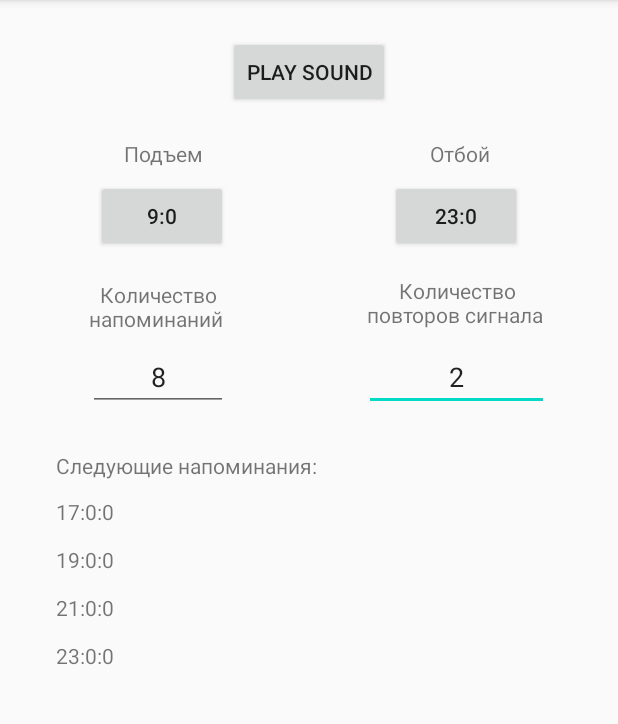
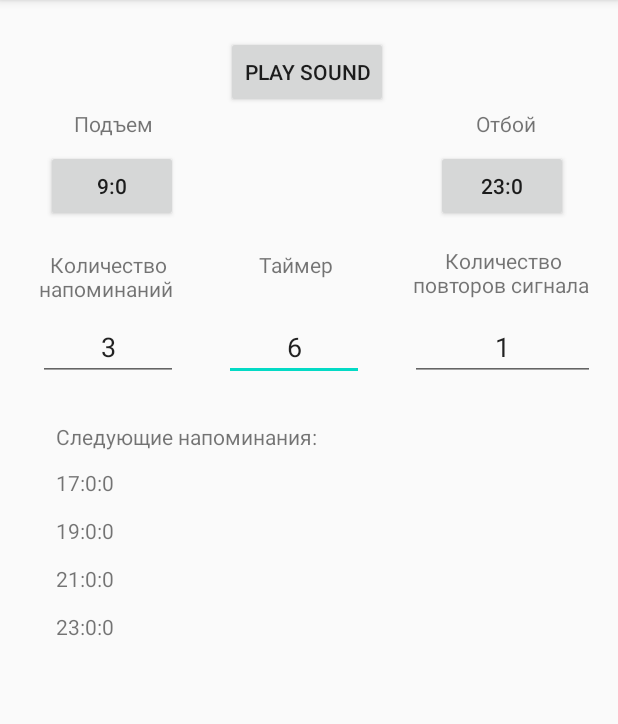
Before and after one commit to kirkaDev/NurseApp, an Android app: the screen it shows after launch (MainActivity), after a tap on "PLAY SOUND", on a phone screen of 412 x 824 dp, the part 84-808 px from its top. Run offline under Robolectric (Android 15) with nearby library versions, the phone set to English and light mode, and no system bars.

Commit message:
for Russian: - добавлено срабатывание уведомления по расписанию

```diff
--- a/nurseapp/src/main/AndroidManifest.xml
+++ b/nurseapp/src/main/AndroidManifest.xml
@@ -8,7 +8,8 @@
         android:label="@string/app_name"
         android:roundIcon="@mipmap/ic_launcher_round"
         android:supportsRtl="true"
-        android:theme="@style/AppTheme">
+        android:theme="@style/AppTheme"
+        android:process=":Any">
         <activity
             android:name=".MainActivity"
             android:label="NurseApp">
@@ -21,7 +22,8 @@
         <service
             android:name=".AwakeNurseService"
             android:enabled="true"
-            android:exported="true">
+            android:exported="true"
+            android:process=":Any">
         </service>
 
         <receiver
--- a/nurseapp/src/main/java/com/desiredsoftware/nurseapp/MainActivity.java
+++ b/nurseapp/src/main/java/com/desiredsoftware/nurseapp/MainActivity.java
@@ -5,6 +5,7 @@ import androidx.fragment.app.DialogFragment;
 
 import android.app.TimePickerDialog;
 import android.content.Context;
+import android.content.SharedPreferences;
 import android.content.pm.ActivityInfo;
 import android.media.AudioManager;
 import android.os.Bundle;
@@ -23,27 +24,46 @@ import java.util.ListIterator;
 
 public class  MainActivity extends AppCompatActivity implements TimePickerDialog.OnTimeSetListener {
 
+    final static String LOG_TAG = "MainActivity class: ";
+    final static String TAG_PICKER_WAKE_UP = "PickerWakeUp";
+    final static String TAG_PICKER_TO_SLEEP = "PickerToSleep";
+    final static String TIME_PICKER_WAKEUP = "WAKEUP";
+    final static String TIME_PICKER_TO_SLEEP = "SLEEP";
+
+    private int soundRepeatAmount = 0;
+    private Time wakeUpTime;
+    private Time toSleepTime;
+
+    private String whatTimePickerWasPressed;
+    private boolean isPlaying = false;
+
     IPlay soundPoolPlayer;
     ISchedule scheduleExmpl;
 
     ArrayList<Time> scheduleArray;
+    ArrayList<Timer> timerArray;
+
+    SharedPreferences savedSettings;
+
+    final static String APP_PREFERENCES = "mysettings";
+
+    final static String PREFERENCES_WAKEUP_TIME = "wakeup";
+    final static String PREFERENCES_TO_SLEEP_TIME = "sleep";
+    final static String PREFERENCES_SOUND_REPEAT_AMOUNT = "sound_repeat";
+    final static String PREFERENCES_NOTIFICATIONS_AMOUNT = "notifications_amount";
+
 
     TextView textViewTimePoints;
 
     Button btn_wakeUpTime;
     Button btn_toSleepTime;
+
     EditText editText_notificationsAmount;
     EditText editText_soundRepeatAmount;
+    EditText editText_timerPeriod;
 
-    final static int SOUND_REPEAT_AMOUNT = 2;
 
-    final static  String LOG_TAG = "MainActivity class: ";
-    final static String TAG_PICKER_WAKE_UP = "PickerWakeUp";
-    final static String TAG_PICKER_TO_SLEEP = "PickerToSleep";
-    final static String TIME_PICKER_WAKEUP = "WAKEUP";
-    final static String TIME_PICKER_TO_SLEEP = "SLEEP";
 
-    private String whatTimePickerWasPressed;
 
 
     @Override
@@ -51,11 +71,20 @@ public class  MainActivity extends AppCompatActivity implements TimePickerDialog
         super.onCreate(savedInstanceState);
         setContentView(R.layout.activity_main);
 
+
+
         // TODO: Landcape layout
         setRequestedOrientation(ActivityInfo.SCREEN_ORIENTATION_PORTRAIT);
 
+        savedSettings = getSharedPreferences(APP_PREFERENCES, Context.MODE_PRIVATE);
+
+
         scheduleExmpl = new Schedule();
         scheduleArray =  scheduleExmpl.GetSchedule();
+
+        timerArray = new ArrayList<Timer>();
+
+
 
         btn_wakeUpTime = findViewById(R.id.btn_wakeUpTime);
         btn_wakeUpTime.setText(scheduleExmpl.GetWakeupTime().getTimeValue()[0] + ":" + scheduleExmpl.GetWakeupTime().getTimeValue()[1]);
@@ -65,10 +94,11 @@ public class  MainActivity extends AppCompatActivity implements TimePickerDialog
 
         editText_notificationsAmount = findViewById(R.id.editText_notificationsAmount);
         editText_soundRepeatAmount = findViewById(R.id.editText_soundRepeatAmount);
+        editText_timerPeriod = findViewById(R.id.editText_timerPeriod);
+
         textViewTimePoints = findViewById(R.id.textViewTimePoints);
 
-        loadDefaultSettings();
-        // loadSavedSettings();
+        loadSavedSettings();
 
         editText_notificationsAmount.addTextChangedListener(new TextWatcher() {
             @Override
@@ -85,9 +115,7 @@ public class  MainActivity extends AppCompatActivity implements TimePickerDialog
                 int notificationsFromEditText = 0;
 
                 if (!editable.toString().equals(""))
-                {
-                    notificationsFromEditText = Integer.valueOf(editable.toString()).intValue();
-                }
+                { notificationsFromEditText = Integer.valueOf(editable.toString()).intValue(); }
 
                 if (notificationsFromEditText >1) {
                     scheduleExmpl.SetNotificationsPerDay(notificationsFromEditText);
@@ -95,9 +123,7 @@ public class  MainActivity extends AppCompatActivity implements TimePickerDialog
                     showSchedule();
                 }
                 else
-                {
-                    Log.d(LOG_TAG, "Пользователь ввел некорректное количество напоминаний: " + notificationsFromEditText);
-                }
+                { Log.d(LOG_TAG, "Пользователь ввел некорректное количество напоминаний: " + notificationsFromEditText); }
             }
         });
 
@@ -125,9 +151,38 @@ public class  MainActivity extends AppCompatActivity implements TimePickerDialog
 
     }
 
+
+    @Override
+    protected void onPause() {
+        super.onPause();
+        saveSharedPreferences();
+    }
+
+
+
+    @Override
+    protected void onStop() {
+        super.onStop();
+        saveSharedPreferences();
+    }
+
     public void onClickPlaySound(View v) {
-        soundPoolPlayer.playSound(Integer.parseInt(editText_soundRepeatAmount.getText().toString()));
-        //startService(new Intent(this, AwakeNurseService.class).putExtra("time", 2).putExtra("label","Call 1"));
+
+        int timePeriod = Integer.parseInt(editText_timerPeriod.getText().toString())*1000;
+        int soundRepeatAmount = Integer.parseInt(editText_soundRepeatAmount.getText().toString());
+
+        Timer timer = new Timer(timePeriod, timePeriod / 1000, soundPoolPlayer, soundRepeatAmount);
+
+        if (!isPlaying) {
+            isPlaying = true;
+            timer.start();
+        }
+        else
+        {
+            isPlaying = true;
+            soundPoolPlayer.stopSound();
+            timer.cancel();
+        }
     }
 
     @Override
@@ -171,10 +226,26 @@ public class  MainActivity extends AppCompatActivity implements TimePickerDialog
             showSchedule();
     }
 
-    void loadDefaultSettings()
+    void saveSharedPreferences()
     {
-        editText_notificationsAmount.setText(String.valueOf(scheduleExmpl.GetCurrentNotificationsPerDay()));
-        editText_soundRepeatAmount.setText(String.valueOf(SOUND_REPEAT_AMOUNT));
+        int soundRepeatAmount = Integer.parseInt(editText_soundRepeatAmount.getText().toString());
+        int notificationsAmount = Integer.parseInt(editText_notificationsAmount.getText().toString());
+        String wakeupTime = btn_wakeUpTime.getText().toString();
+        String toSleepTime = btn_toSleepTime.getText().toString();
+
+        SharedPreferences.Editor editor = savedSettings.edit();
+        editor.putInt(PREFERENCES_NOTIFICATIONS_AMOUNT, notificationsAmount);
+        editor.putInt(PREFERENCES_SOUND_REPEAT_AMOUNT, soundRepeatAmount);
+        editor.putString(PREFERENCES_WAKEUP_TIME, wakeupTime);
+        editor.putString(PREFERENCES_TO_SLEEP_TIME, toSleepTime);
+        editor.apply();
+    }
+
+    void loadSavedSettings()
+    {
+
+        editText_soundRepeatAmount.setText(String.valueOf(savedSettings.getInt(PREFERENCES_SOUND_REPEAT_AMOUNT,1)));
+        editText_notificationsAmount.setText(String.valueOf(savedSettings.getInt(PREFERENCES_NOTIFICATIONS_AMOUNT,3)));
     }
 
     void showSchedule()
@@ -184,6 +255,16 @@ public class  MainActivity extends AppCompatActivity implements TimePickerDialog
         textViewTimePoints.setText("");
 
         ListIterator<Time> listIterator = scheduleArray.listIterator();
+
+        for (Timer timer: timerArray)
+        {
+            timer.cancel();
+            timer = null;
+        }
+
+        timerArray = null;
+
+        timerArray = new ArrayList<Timer>();
 
         while (listIterator.hasNext())
         {
@@ -208,6 +289,15 @@ public class  MainActivity extends AppCompatActivity implements TimePickerDialog
             int[] tPoints = tPoint.getTimeValue();
             if ((listIterator.nextIndex()-1)>= firstPointToShow)
             {
+                int timePeriod = Time.getTimeValueOnSeconds(Time.GetTimeInterval(Time.getCurrentTime(), tPoint))*1000;
+
+                String str = editText_soundRepeatAmount.getText().toString();
+                int soundRepeatAmount = Integer.parseInt(editText_soundRepeatAmount.getText().toString());
+
+                Timer timer = new Timer(timePeriod, timePeriod / 1000, soundPoolPlayer, soundRepeatAmount);
+                timerArray.add(timer);
+                timer.start();
+
                 textViewTimePoints.append(tPoints[0] + ":" + tPoints[1] + ":" + tPoints[2] + "\n\n");
                 willShow = true;
             }
--- a/nurseapp/src/main/java/com/desiredsoftware/nurseapp/SoundPoolPlayer.java
+++ b/nurseapp/src/main/java/com/desiredsoftware/nurseapp/SoundPoolPlayer.java
@@ -25,13 +25,9 @@ public class SoundPoolPlayer implements IPlay {
 
     int priority = 1;
 
-
-
     int repeatAmount = 0;
     int soundId = 1;
     int streamId;
-
-    AssetManager assetManager;
 
     SoundPoolPlayer(Context content, AudioManager audioManager) {
         soundPool = new SoundPool(maxStreams, streamType, srcQuality);
--- /dev/null
+++ b/nurseapp/src/main/java/com/desiredsoftware/nurseapp/Timer.java
@@ -0,0 +1,28 @@
+package com.desiredsoftware.nurseapp;
+
+import android.os.CountDownTimer;
+import android.util.Log;
+
+public class Timer extends CountDownTimer {
+
+    IPlay spPlayer;
+    int repeatNumber;
+
+    public Timer(long millisInFuture, long countDownInterval, IPlay spPlayer, int repeatNumber) {
+        super(millisInFuture, countDownInterval);
+        this.spPlayer = spPlayer;
+        this.repeatNumber = repeatNumber;
+    }
+
+    @Override
+    public void onTick(long l) {
+    }
+
+    @Override
+    public void onFinish() {
+
+        spPlayer.stopSound();
+        spPlayer.playSound(repeatNumber);
+
+    }
+}
--- a/nurseapp/src/main/res/layout/activity_main.xml
+++ b/nurseapp/src/main/res/layout/activity_main.xml
@@ -5,8 +5,6 @@
     android:layout_width="match_parent"
     android:layout_height="match_parent"
     tools:context=".MainActivity">
-
-
 
     <Button
         android:id="@+id/button"
@@ -16,7 +14,7 @@
         android:onClick="onClickPlaySound"
         android:text="@string/playSound"
         app:layout_constraintEnd_toEndOf="parent"
-        app:layout_constraintHorizontal_bias="0.501"
+        app:layout_constraintHorizontal_bias="0.496"
         app:layout_constraintStart_toStartOf="parent"
         app:layout_constraintTop_toTopOf="parent" />
 
@@ -24,27 +22,36 @@
         android:id="@+id/btn_wakeUpTime"
         android:layout_width="wrap_content"
         android:layout_height="wrap_content"
-        android:layout_marginStart="76dp"
-        android:layout_marginLeft="76dp"
-        android:layout_marginTop="48dp"
+        android:layout_marginTop="28dp"
+        android:layout_marginEnd="32dp"
+        android:layout_marginRight="32dp"
         android:text="подъем"
         app:layout_constraintEnd_toStartOf="@+id/button"
-        app:layout_constraintHorizontal_bias="1.0"
-        app:layout_constraintStart_toStartOf="parent"
         app:layout_constraintTop_toBottomOf="@+id/button" />
 
     <Button
         android:id="@+id/btn_tpSleepTime"
         android:layout_width="wrap_content"
         android:layout_height="wrap_content"
-        android:layout_marginTop="48dp"
-        android:layout_marginEnd="76dp"
-        android:layout_marginRight="76dp"
+        android:layout_marginStart="32dp"
+        android:layout_marginLeft="32dp"
+        android:layout_marginTop="28dp"
         android:text="отбой"
-        app:layout_constraintEnd_toEndOf="parent"
-        app:layout_constraintHorizontal_bias="0.0"
         app:layout_constraintStart_toEndOf="@+id/button"
         app:layout_constraintTop_toBottomOf="@+id/button" />
+
+    <EditText
+        android:id="@+id/editText_timerPeriod"
+        android:layout_width="93dp"
+        android:layout_height="42dp"
+        android:ems="10"
+        android:gravity="center_horizontal"
+        android:inputType="number"
+        android:text="6"
+        android:textAlignment="center"
+        app:layout_constraintEnd_toStartOf="@+id/editText_soundRepeatAmount"
+        app:layout_constraintStart_toEndOf="@+id/editText_notificationsAmount"
+        app:layout_constraintTop_toTopOf="@+id/editText_notificationsAmount" />
 
 
     <EditText
@@ -74,6 +81,16 @@
         app:layout_constraintStart_toStartOf="@+id/btn_wakeUpTime"
         app:layout_constraintTop_toBottomOf="@+id/btn_wakeUpTime" />
 
+
+    <TextView
+        android:id="@+id/txtView_timerPeriod"
+        android:layout_width="124dp"
+        android:layout_height="40dp"
+        android:gravity="center_horizontal"
+        android:text="Таймер"
+        app:layout_constraintEnd_toStartOf="@+id/txtView_soundRepeatAmount"
+        app:layout_constraintStart_toEndOf="@+id/txtView_notificationsAmount"
+        app:layout_constraintTop_toTopOf="@+id/txtView_notificationsAmount" />
 
     <TextView
         android:id="@+id/textViewTimePoints"
```
Also changed, not shown: nurseapp/src/main/java/com/desiredsoftware/nurseapp/Time.java (+7 -0 lines), 2 other files.
